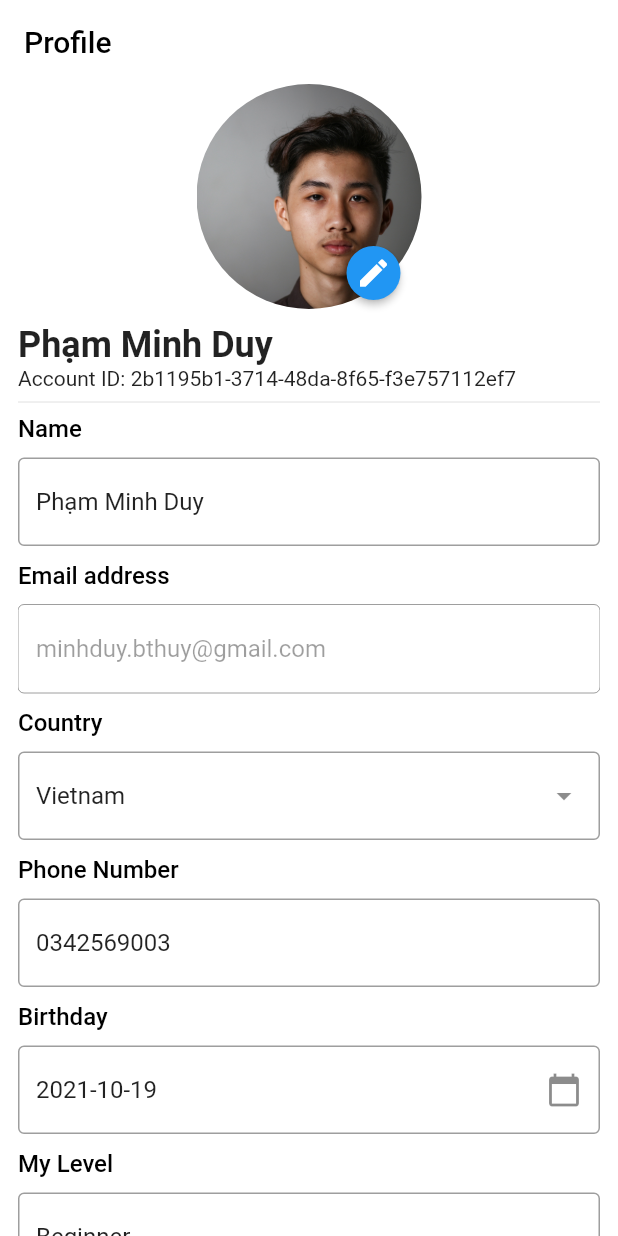
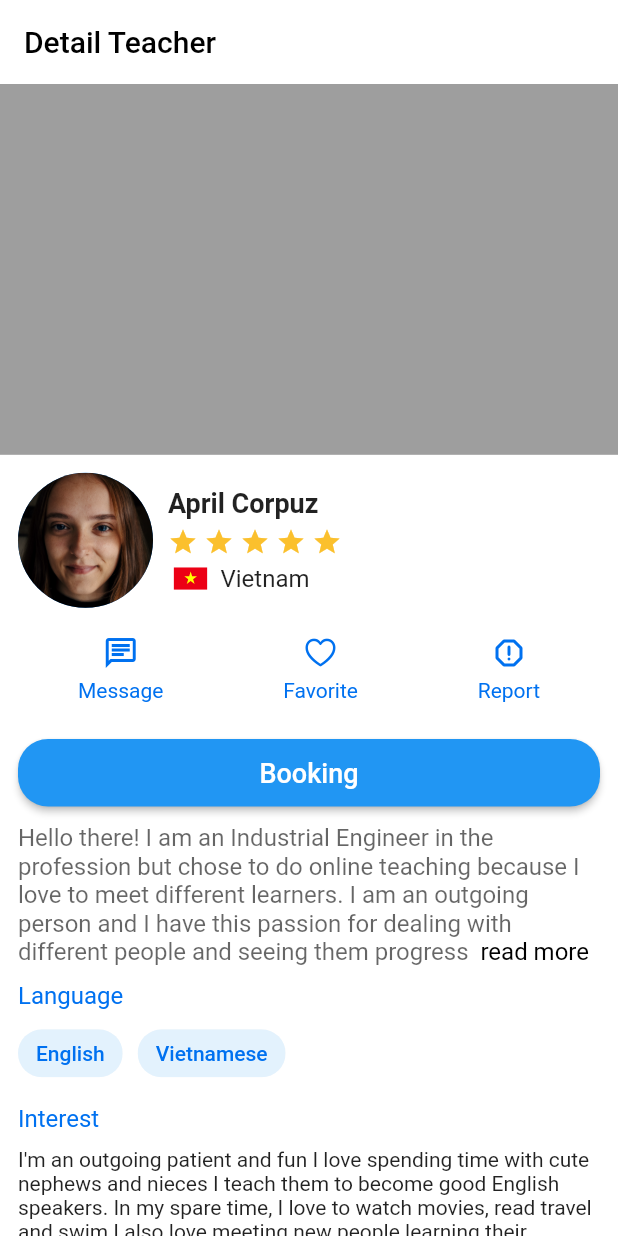
Before and after one commit to phamduygit/lettutor-app, a Flutter app: the screen it shows after launch, on a phone screen of 412 x 824 dp. Run offline on Flutter 3.47's test engine with Material 2 defaults, Android fonts, the phone set to English and light mode, and no system bars; drawn by our look-alikes of readmore; our stand-ins replace country_picker, flutter_svg, image_picker.

Commit message:
add detail teacher screen

```diff
--- a/lib/main.dart
+++ b/lib/main.dart
@@ -1,5 +1,7 @@
 import 'package:flutter/material.dart';
-import 'package:lettutor_app/screens/profile/profile_screen.dart';
+import 'package:lettutor_app/screens/detail_teacher/detail_teacher.dart';
+// import 'package:lettutor_app/screens/home/home_screen.dart';
+// import 'package:lettutor_app/screens/profile/profile_screen.dart';
 
 void main() {
   runApp(const MyApp());
@@ -23,7 +25,7 @@ class MyApp extends StatelessWidget {
           elevation: 0,
         ),
       ),
-      home: const ProfileScreen(),
+      home: const DetailTeacher(),
     );
   }
 }
--- /dev/null
+++ b/lib/models/pattern.dart
@@ -0,0 +1,5 @@
+
+const descriptionPattern =
+    "Hello there! I am an Industrial Engineer in the profession but chose to do online teaching because I love to meet different learners. I am an outgoing person and I have this passion for dealing with different people and seeing them progress with my help as their teacher. In fact, making friends is one of my best skills. I am very good at adapting to new environments and new situations. I am very friendly and can easily get along well with everyone. I have obtained a 120-Hour TEFL Certificate. I get a variety of teaching techniques. I know that there are fast and not so fast learners. So don't worry, I will be with you every step of the way going at your own pace. Let's practice what you already know and add something new each day. With my skills and experiences, I can assure you that I can provide adequate English learning effectively and efficiently. Together, let's make English learning fun.";
+const interests = "I'm an outgoing patient and fun I love spending time with cute nephews and nieces I teach them to become good English speakers. In my spare time, I love to watch movies, read travel and swim I also love meeting new people learning their culture, and share our experiences together I believe language should not be the barrier to share your passion and care for other people that's why I teach English it is my passion to educate and help.";
+const experience = "I have over 5 years of experience teaching and using English in my job. I have an American accent which the student can easily understand.";
--- /dev/null
+++ b/lib/screens/detail_teacher/components/body.dart
@@ -0,0 +1,125 @@
+import 'package:flutter/cupertino.dart';
+import 'package:flutter/material.dart';
+import 'package:lettutor_app/contants.dart';
+import 'package:lettutor_app/models/pattern.dart';
+import 'package:readmore/readmore.dart';
+
+import 'courses.dart';
+import 'option_button.dart';
+import 'over_view_teacher.dart';
+import 'reviews.dart';
+import 'title_and_chips.dart';
+import 'title_and_paragraph.dart';
+
+class Body extends StatelessWidget {
+  const Body({Key? key}) : super(key: key);
+  @override
+  Widget build(BuildContext context) {
+    var heightScreen = MediaQuery.of(context).size.height;
+    return SafeArea(
+      child: SingleChildScrollView(
+        child: Column(
+          children: [
+            Container(
+              width: double.infinity,
+              height: heightScreen * 0.3,
+              color: Colors.grey,
+            ),
+            Padding(
+              padding: const EdgeInsets.all(defaultPadding),
+              child: Column(
+                crossAxisAlignment: CrossAxisAlignment.start,
+                children: [
+                  const OverViewTeacher(),
+                  const SizedBox(height: 10),
+                  Row(
+                    mainAxisAlignment: MainAxisAlignment.spaceAround,
+                    children: [
+                      OptionButton(
+                        icon: Icons.chat_outlined,
+                        title: "Message",
+                        press: () {},
+                      ),
+                      OptionButton(
+                        icon: CupertinoIcons.heart,
+                        title: "Favorite",
+                        press: () {},
+                      ),
+                      OptionButton(
+                        icon: Icons.report_gmailerrorred_rounded,
+                        title: "Report",
+                        press: () {},
+                      ),
+                    ],
+                  ),
+                  const SizedBox(height: 15),
+                  ElevatedButton(
+                    child: Row(
+                      children: const [
+                        Spacer(),
+                        Text(
+                          "Booking",
+                          style: TextStyle(fontSize: 18),
+                        ),
+                        Spacer(),
+                      ],
+                    ),
+                    onPressed: () {},
+                    style: ElevatedButton.styleFrom(
+                      padding: const EdgeInsets.all(defaultPadding),
+                      shape: RoundedRectangleBorder(
+                        borderRadius: BorderRadius.circular(20),
+                      ),
+                    ),
+                  ),
+                  const SizedBox(height: 10),
+                  ReadMoreText(
+                    descriptionPattern,
+                    trimLines: 5,
+                    style: TextStyle(
+                        fontSize: 16, color: Colors.black.withOpacity(0.6)),
+                    colorClickableText: Colors.black,
+                    trimMode: TrimMode.Line,
+                    delimiter: ' ',
+                    moreStyle:
+                        const TextStyle(fontSize: 16, color: Colors.black),
+                    lessStyle:
+                        const TextStyle(fontSize: 16, color: Colors.black),
+                  ),
+                  const TitileAndChips(
+                    title: "Language",
+                    chipsContent: ["English", "Vietnamese"],
+                  ),
+                  const TitleAndParagraph(
+                    title: "Interest",
+                    paragraph: interests,
+                  ),
+                  const TitleAndParagraph(
+                    title: "Teaching experience",
+                    paragraph: experience,
+                  ),
+                  const TitileAndChips(
+                    title: "Specialties",
+                    chipsContent: [
+                      "English for kids",
+                      "English for business",
+                      "Conversational",
+                      "STARTERS",
+                      "MOVERS",
+                      "PET",
+                      "KET",
+                      "IELTS",
+                      "TOEFL"
+                    ],
+                  ),
+                  const Courses(),
+                  const Reviews(),
+                ],
+              ),
+            ),
+          ],
+        ),
+      ),
+    );
+  }
+}
--- /dev/null
+++ b/lib/screens/detail_teacher/components/option_button.dart
@@ -0,0 +1,34 @@
+import 'package:flutter/material.dart';
+import 'package:lettutor_app/contants.dart';
+
+class OptionButton extends StatelessWidget {
+  const OptionButton({
+    Key? key, required this.title, required this.icon, required this.press,
+  }) : super(key: key);
+  final String title;
+  final IconData icon;
+  final VoidCallback press;
+  @override
+  Widget build(BuildContext context) {
+    return InkWell(
+      onTap: press,
+      child: Padding(
+        padding: const EdgeInsets.all(8.0),
+        child: Column(
+          children: [
+            Icon(icon, color: mainColor,),
+            const SizedBox(height: 5),
+            Text(
+              title,
+              style: const TextStyle(
+                fontSize: 14,
+                color: mainColor,
+              ),
+            )
+          ],
+        ),
+      ),
+      borderRadius: BorderRadius.circular(5),
+    );
+  }
+}
--- /dev/null
+++ b/lib/screens/detail_teacher/components/over_view_teacher.dart
@@ -0,0 +1,61 @@
+import 'package:flutter/material.dart';
+import 'package:flutter_svg/flutter_svg.dart';
+
+
+class OverViewTeacher extends StatelessWidget {
+  const OverViewTeacher({
+    Key? key,
+  }) : super(key: key);
+
+  @override
+  Widget build(BuildContext context) {
+    return Row(
+      children: [
+        const CircleAvatar(
+          backgroundImage:
+              AssetImage("assets/images/avatar1.jpeg"),
+          radius: 45,
+        ),
+        const SizedBox(width: 10),
+        Column(
+          crossAxisAlignment: CrossAxisAlignment.start,
+          children: [
+            const Text(
+              "April Corpuz",
+              style: TextStyle(
+                  fontWeight: FontWeight.bold, fontSize: 18),
+            ),
+            const SizedBox(height: 5),
+            Row(
+              mainAxisAlignment: MainAxisAlignment.start,
+              children: List.generate(
+                5,
+                (index) => Container(
+                  padding: const EdgeInsets.only(right: 4),
+                  child: Icon(
+                    Icons.star,
+                    color: Colors.yellow[700],
+                    size: 20,
+                  ),
+                ),
+              ),
+            ),
+            const SizedBox(height: 5),
+            Row(
+              children: [
+                SvgPicture.asset(
+                  "assets/images/viet-nam.svg",
+                  width: 30,
+                  height: 15,
+                ),
+                const SizedBox(width: 5),
+                const Text("Vietnam",
+                    style: TextStyle(fontSize: 16)),
+              ],
+            )
+          ],
+        )
+      ],
+    );
+  }
+}
--- /dev/null
+++ b/lib/screens/detail_teacher/components/title_and_chips.dart
@@ -0,0 +1,42 @@
+import 'package:flutter/material.dart';
+import 'package:lettutor_app/contants.dart';
+
+class TitileAndChips extends StatelessWidget {
+  const TitileAndChips({
+    Key? key,
+    required this.title,
+    required this.chipsContent,
+  }) : super(key: key);
+  final String title;
+  final List<String> chipsContent;
+  @override
+  Widget build(BuildContext context) {
+    return Padding(
+      padding: const EdgeInsets.only(top: 10.0),
+      child: Column(
+        crossAxisAlignment: CrossAxisAlignment.start,
+        children: [
+          Text(
+            title,
+            style: const TextStyle(fontSize: 16, color: mainColor),
+          ),
+          const SizedBox(height: 5),
+          Wrap(
+            spacing: 10,
+            runSpacing: 0,
+            children: List.generate(
+              chipsContent.length,
+              (index) => Chip(
+                label: Text(
+                  chipsContent[index],
+                  style: const TextStyle(color: mainColor),
+                ),
+                backgroundColor: Colors.blue[50],
+              ),
+            ),
+          ),
+        ],
+      ),
+    );
+  }
+}
--- /dev/null
+++ b/lib/screens/detail_teacher/components/title_and_paragraph.dart
@@ -0,0 +1,27 @@
+import 'package:flutter/material.dart';
+import 'package:lettutor_app/contants.dart';
+
+class TitleAndParagraph extends StatelessWidget {
+  const TitleAndParagraph({
+    Key? key, required this.title, required this.paragraph,
+  }) : super(key: key);
+  final String title;
+  final String paragraph;
+  @override
+  Widget build(BuildContext context) {
+    return Padding(
+      padding: const EdgeInsets.only(top: 10.0),
+      child: Column(
+        crossAxisAlignment: CrossAxisAlignment.start,
+        children: [
+          Text(
+            title,
+            style: const TextStyle(fontSize: 16, color: mainColor),
+          ),
+          const SizedBox(height: 10),
+          Text(paragraph),
+        ],
+      ),
+    );
+  }
+}
--- /dev/null
+++ b/lib/screens/detail_teacher/detail_teacher.dart
@@ -0,0 +1,16 @@
+import 'package:flutter/material.dart';
+
+import 'components/body.dart';
+
+class DetailTeacher extends StatelessWidget {
+  const DetailTeacher({ Key? key }) : super(key: key);
+
+  @override
+  Widget build(BuildContext context) {
+    return Scaffold(
+      appBar: AppBar(title: const Text("Detail Teacher"),),
+      body: const Body(),
+      backgroundColor: Colors.white,
+    );
+  }
+}
--- a/pubspec.yaml
+++ b/pubspec.yaml
@@ -41,6 +41,7 @@ dependencies:
   flutter_chips_input: ^1.10.0
   provider: ^6.0.1
   multi_select_flutter: ^4.0.0
+  readmore: ^2.1.0
 
 
 dev_dependencies:
```
Also changed, not shown: lib/models/review.dart (added, +33 -0 lines), lib/screens/detail_teacher/components/courses.dart (added, +26 -0 lines), lib/screens/detail_teacher/components/review_card.dart (added, +87 -0 lines), lib/screens/detail_teacher/components/reviews.dart (added, +35 -0 lines), assets/images/viet-nam.svg (added), assets/images/vietnam.png (added), lib/models/teacher.dart (line endings or trailing spaces), pubspec.lock.
